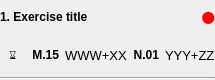
The window that exerciserowwidget.ui (ahunt/incolata) describes before a commit, drawn with Qt 5.
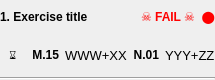
The same window after the commit.

Commit message:
mainwindow/exerciserowwidget: add fail indicator
Fixes:
https://github.com/ahunt/incolata/issues/21

Diff of the .ui file:
```diff
--- a/exerciserowwidget.ui
+++ b/exerciserowwidget.ui
@@ -97,6 +97,24 @@
        </property>
       </widget>
      </item>
+     <item>
+      <widget class="QLabel" name="label_fail">
+       <property name="enabled">
+        <bool>true</bool>
+       </property>
+       <property name="font">
+        <font>
+         <bold>true</bold>
+        </font>
+       </property>
+       <property name="styleSheet">
+        <string notr="true">color: red;</string>
+       </property>
+       <property name="text">
+        <string>☠ FAIL ☠</string>
+       </property>
+      </widget>
+     </item>
      <item>
       <widget class="QLabel" name="indicator">
        <property name="sizePolicy">
```
The commit also changes 5 other files.
